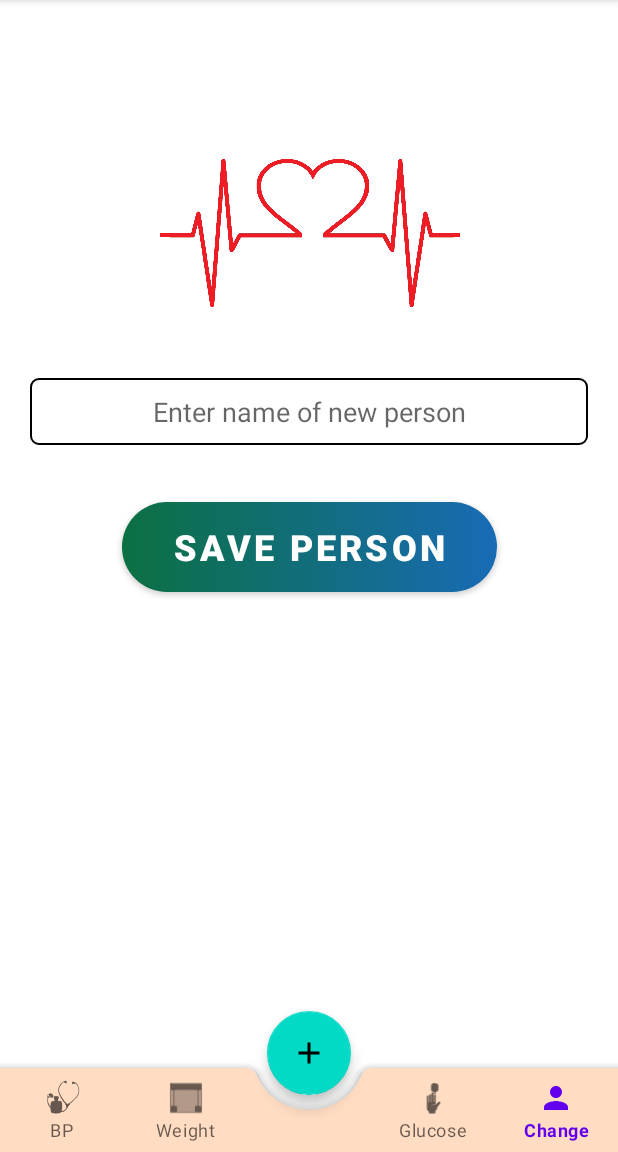
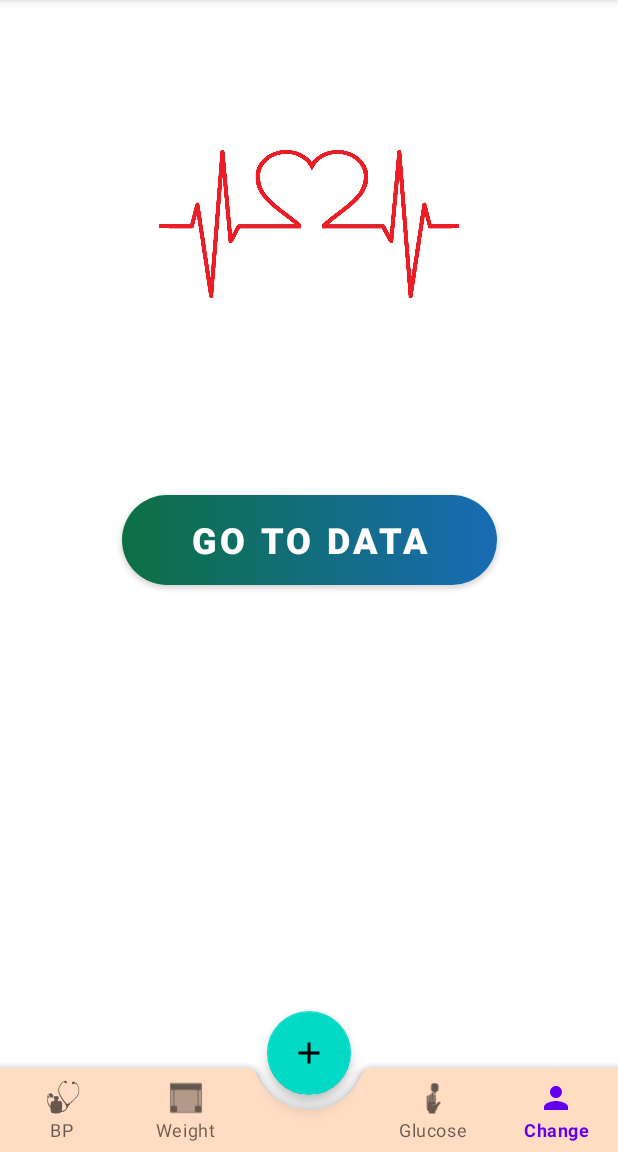
Before and after one commit to tanyanbo/health_tracker, an Android app: the screen it shows after launch (MainActivity), item 5 of the bottom bar chosen, on a phone screen of 412 x 824 dp, the part 84-1236 px from its top. Run offline under Robolectric (Android 15) with nearby library versions, the phone set to English and light mode, and no system bars; our stand-ins replace data binding.

Commit message:
added logic to the add data fragment so it will draw the correct layout

```diff
--- /dev/null
+++ b/app/src/main/java/com/example/helloworldapp/healthtracker/choosePerson/ChoosePersonFragment.kt
@@ -0,0 +1,27 @@
+package com.example.helloworldapp.healthtracker.choosePerson
+
+import android.os.Bundle
+import androidx.fragment.app.Fragment
+import android.view.LayoutInflater
+import android.view.View
+import android.view.ViewGroup
+import androidx.databinding.DataBindingUtil
+import com.example.helloworldapp.healthtracker.R
+import com.example.helloworldapp.healthtracker.databinding.FragmentChoosePersonBinding
+
+
+class ChoosePersonFragment : Fragment() {
+
+    private lateinit var binding: FragmentChoosePersonBinding
+
+    override fun onCreateView(
+        inflater: LayoutInflater, container: ViewGroup?,
+        savedInstanceState: Bundle?
+    ): View? {
+        binding = DataBindingUtil.inflate(inflater, R.layout.fragment_choose_person, container, false)
+
+        return binding.root
+    }
+
+
+}
--- /dev/null
+++ b/app/src/main/java/com/example/helloworldapp/healthtracker/viewModel/ViewModel.kt
@@ -0,0 +1,29 @@
+package com.example.helloworldapp.healthtracker.viewModel
+
+import androidx.lifecycle.LiveData
+import androidx.lifecycle.MutableLiveData
+import androidx.lifecycle.ViewModel
+import com.example.helloworldapp.healthtracker.R
+
+class ViewModel: ViewModel() {
+
+    private val _previousFragment = MutableLiveData<Int>()
+    val previousFragment: LiveData<Int>
+        get() = _previousFragment
+
+
+    /**
+     * Updates the previousFragment value so the add data fragment knows what to draw
+     * @param fragmentMenuId The id for the individual menu items, e.g. R.id.glucose,
+     * R.id.bloodPressure etc.
+     */
+    fun updatePreviousFragment(fragmentMenuId: Int) {
+        when (fragmentMenuId) {
+            R.id.bloodPressure -> _previousFragment.value = 1
+            R.id.heightWeight -> _previousFragment.value = 2
+            R.id.glucose -> _previousFragment.value = 3
+            R.id.person -> _previousFragment.value = 4
+            else -> _previousFragment.value = 0
+        }
+    }
+}
--- a/app/src/main/res/anim/scale.xml
+++ b/app/src/main/res/anim/scale.xml
@@ -6,6 +6,6 @@
         android:toXScale="1"
         android:toYScale="1"
         android:pivotX="50%"
-        android:pivotY="0%"
-        android:duration="1000"/>
+        android:pivotY="100%"
+        android:duration="500"/>
 </set>
--- a/app/src/main/res/anim/scale_exit.xml
+++ b/app/src/main/res/anim/scale_exit.xml
@@ -7,5 +7,5 @@
         android:toYScale="0"
         android:pivotX="0%"
         android:pivotY="0%"
-        android:duration="100"/>
+        android:duration="1"/>
 </set>
--- /dev/null
+++ b/app/src/main/res/layout/fragment_choose_person.xml
@@ -0,0 +1,57 @@
+<?xml version="1.0" encoding="utf-8"?>
+<layout xmlns:android="http://schemas.android.com/apk/res/android"
+    xmlns:tools="http://schemas.android.com/tools"
+    xmlns:app="http://schemas.android.com/apk/res-auto">
+
+
+    <androidx.constraintlayout.widget.ConstraintLayout
+        android:layout_width="match_parent"
+        android:layout_height="match_parent"
+        tools:context=".choosePerson.ChoosePersonFragment">
+
+        <ImageView
+            android:id="@+id/imgHeart"
+            android:layout_width="200dp"
+            android:layout_height="100dp"
+            android:layout_marginBottom="30dp"
+            app:layout_constraintBottom_toTopOf="@id/person_spinner"
+            app:layout_constraintEnd_toEndOf="@id/person_spinner"
+            app:layout_constraintStart_toStartOf="@id/person_spinner"
+            app:srcCompat="@drawable/heart_line" />
+
+        <Spinner
+            android:id="@+id/person_spinner"
+            android:layout_width="match_parent"
+            android:layout_height="wrap_content"
+            android:background="@null"
+            android:layout_marginHorizontal="20dp"
+            app:layout_constraintBottom_toBottomOf="parent"
+            app:layout_constraintEnd_toEndOf="parent"
+            app:layout_constraintHorizontal_bias="0.498"
+            app:layout_constraintStart_toStartOf="parent"
+            app:layout_constraintTop_toTopOf="parent"
+            app:layout_constraintVertical_bias="0.298" />
+
+        <Button
+            android:id="@+id/buttonGoToData"
+            android:layout_marginTop="101dp"
+            android:text="@string/go_to_data"
+            style="@style/ButtonStyle"
+            app:layout_constraintEnd_toEndOf="@id/person_spinner"
+            app:layout_constraintStart_toStartOf="@id/person_spinner"
+            app:layout_constraintTop_toBottomOf="@+id/person_spinner"
+            app:backgroundTint="@null"/>
+
+<!--        <Button-->
+<!--            android:id="@+id/buttonAddPerson"-->
+<!--            android:text="@string/add_person"-->
+<!--            android:layout_marginTop="160dp"-->
+<!--            style="@style/ButtonStyle"-->
+<!--            app:backgroundTint="@null"-->
+<!--            app:layout_constraintEnd_toEndOf="@+id/person_spinner"-->
+<!--            app:layout_constraintStart_toStartOf="@+id/person_spinner"-->
+<!--            app:layout_constraintTop_toBottomOf="@+id/person_spinner" />-->
+
+
+    </androidx.constraintlayout.widget.ConstraintLayout>
+</layout>
--- a/app/src/main/res/values/strings.xml
+++ b/app/src/main/res/values/strings.xml
@@ -2,6 +2,9 @@
     <string name="app_name">Health Tracker</string>
     <string name="enter_high_blood_pressure">Enter High Blood Pressure</string>
     <string name="enter_low_blood_pressure">Enter Low Blood Pressure</string>
+    <string name="enter_glucose">Enter Glucose</string>
+    <string name="enter_height">Enter Height</string>
+    <string name="enter_weight">Enter Weight</string>
     <string name="enter_heart_rate">Enter Heart Rate</string>
     <string name="blood_pressure_recorder">Blood Pressure Recorder</string>
     <string name="enter_date">Enter date</string>
```
Also changed, not shown: app/src/main/java/com/example/helloworldapp/healthtracker/AddDataFragment.kt (deleted, +0 -26 lines), app/src/main/java/com/example/helloworldapp/healthtracker/MainActivity.kt (+58 -13 lines), app/src/main/java/com/example/helloworldapp/healthtracker/addData/AddDataFragment.kt (added, +54 -0 lines), app/src/main/res/layout/fragment_add_data.xml (+6 -6 lines), 1 other file.
